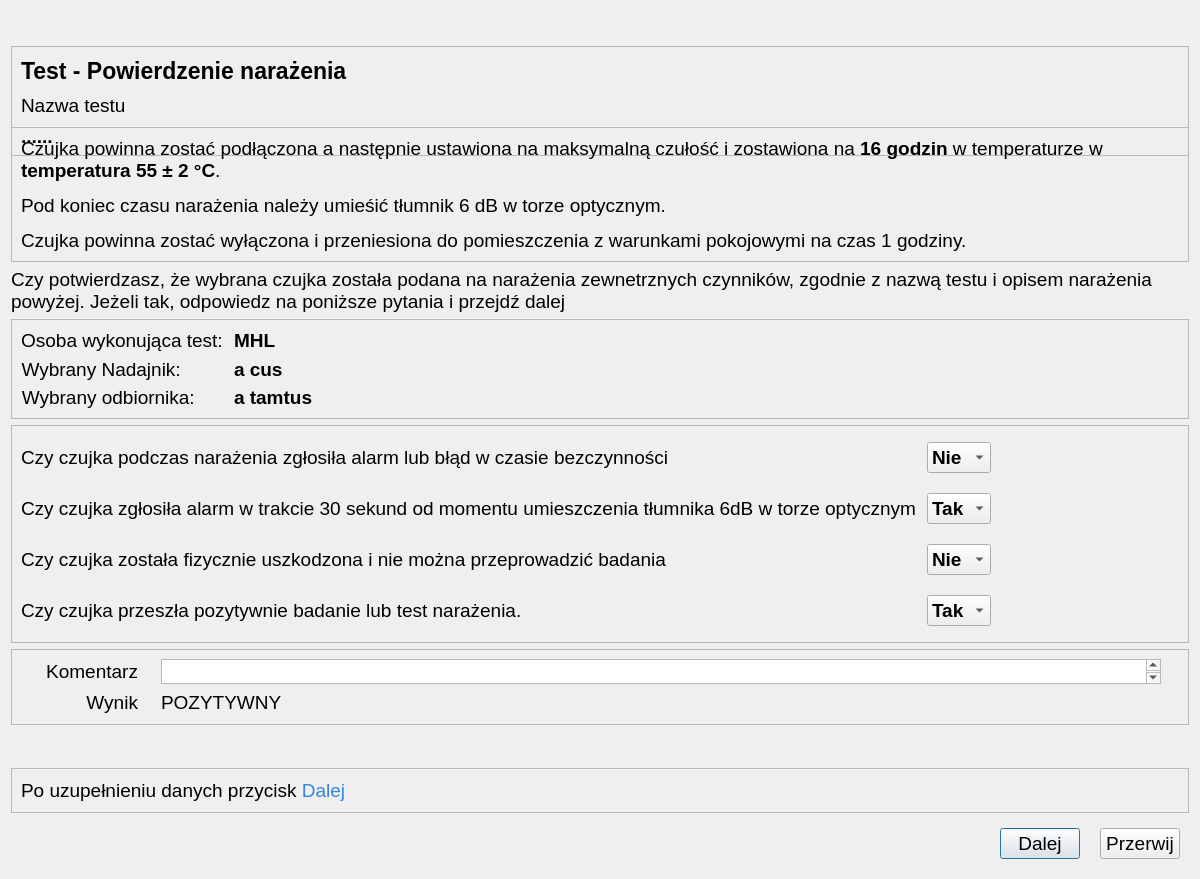
Qt form CzujkiLinioweApp/oknopotwierdzenienarazenia.ui (wiacekmarcin/CzujkiLiniowe) before a commit.
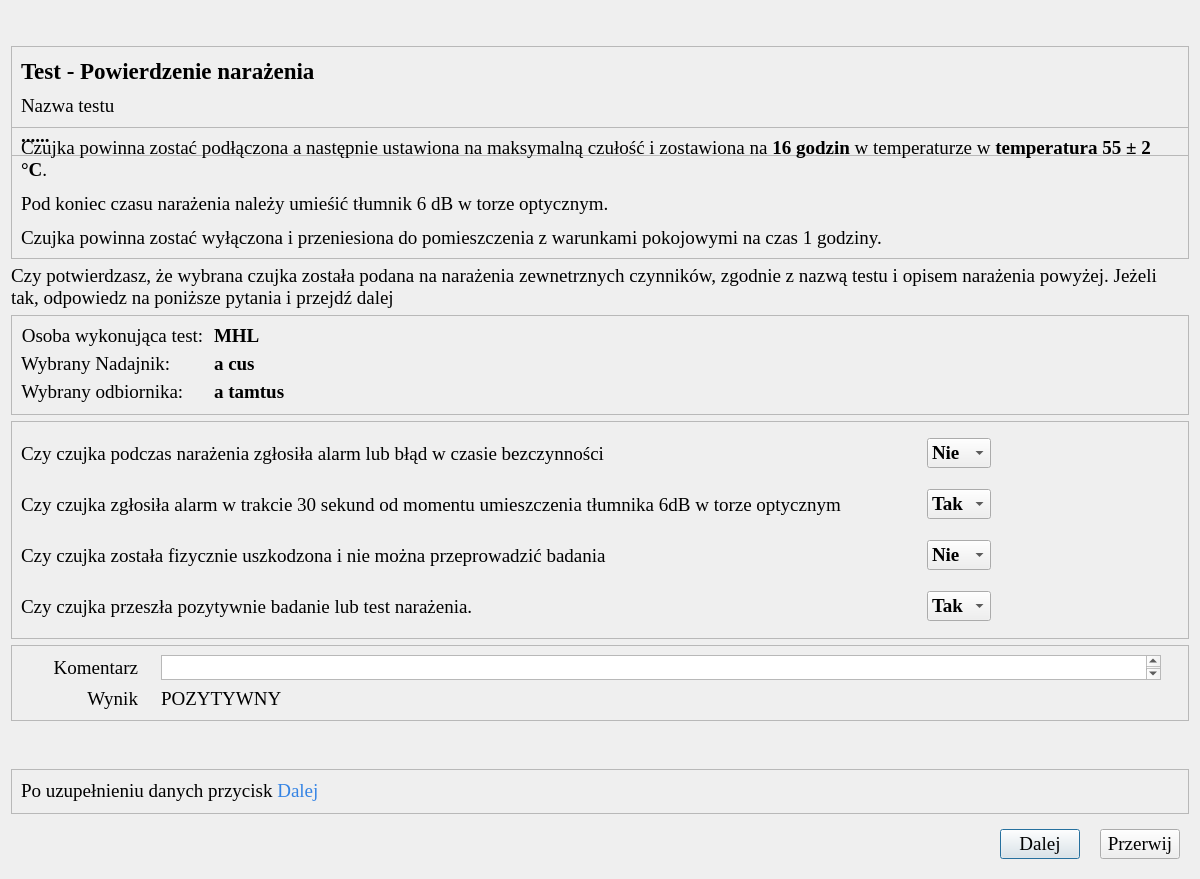
The same form after that commit. Icons and pictures are not drawn.

```diff
--- a/CzujkiLinioweApp/oknopotwierdzenienarazenia.ui
+++ b/CzujkiLinioweApp/oknopotwierdzenienarazenia.ui
@@ -24,7 +24,7 @@
   </property>
   <property name="font">
    <font>
-    <family>Arial</family>
+    <family>Times New Roman</family>
     <pointsize>14</pointsize>
    </font>
   </property>
@@ -63,7 +63,7 @@
         </property>
         <property name="font">
          <font>
-          <family>Arial</family>
+          <family>Times New Roman</family>
           <pointsize>17</pointsize>
           <bold>true</bold>
          </font>
@@ -77,7 +77,7 @@
        <widget class="QLabel" name="lTestName">
         <property name="font">
          <font>
-          <family>Arial</family>
+          <family>Times New Roman</family>
           <pointsize>14</pointsize>
          </font>
         </property>
@@ -105,7 +105,7 @@
         </property>
         <property name="font">
          <font>
-          <family>Arial</family>
+          <family>Times New Roman</family>
           <pointsize>14</pointsize>
           <bold>true</bold>
          </font>
@@ -131,7 +131,7 @@
        <widget class="QLabel" name="narazenie">
         <property name="font">
          <font>
-          <family>Arial</family>
+          <family>Times New Roman</family>
           <pointsize>12</pointsize>
          </font>
         </property>
@@ -150,7 +150,7 @@
     <widget class="QLabel" name="label_4">
      <property name="font">
       <font>
-       <family>Arial</family>
+       <family>Times New Roman</family>
        <pointsize>14</pointsize>
       </font>
      </property>
@@ -187,7 +187,7 @@
        <widget class="QLabel" name="lOsobaWykonujacaTest">
         <property name="font">
          <font>
-          <family>Arial</family>
+          <family>Times New Roman</family>
           <pointsize>14</pointsize>
          </font>
         </property>
@@ -203,7 +203,7 @@
        <widget class="QLabel" name="eTransmitter">
         <property name="font">
          <font>
-          <family>Arial</family>
+          <family>Times New Roman</family>
           <pointsize>14</pointsize>
          </font>
         </property>
@@ -219,7 +219,7 @@
        <widget class="QLabel" name="eReceiver">
         <property name="font">
          <font>
-          <family>Arial</family>
+          <family>Times New Roman</family>
           <pointsize>14</pointsize>
          </font>
         </property>
@@ -235,7 +235,7 @@
        <widget class="QLabel" name="osobaWykonujacaTest">
         <property name="font">
          <font>
-          <family>Arial</family>
+          <family>Times New Roman</family>
           <pointsize>14</pointsize>
           <bold>true</bold>
          </font>
@@ -249,7 +249,7 @@
        <widget class="QLabel" name="numerNadajnika">
         <property name="font">
          <font>
-          <family>Arial</family>
+          <family>Times New Roman</family>
           <pointsize>14</pointsize>
           <bold>true</bold>
          </font>
@@ -263,7 +263,7 @@
        <widget class="QLabel" name="numerReceiver">
         <property name="font">
          <font>
-          <family>Arial</family>
+          <family>Times New Roman</family>
           <pointsize>14</pointsize>
           <bold>true</bold>
          </font>
@@ -309,7 +309,7 @@
           </property>
           <property name="font">
            <font>
-            <family>Arial</family>
+            <family>Times New Roman</family>
             <pointsize>14</pointsize>
             <bold>true</bold>
            </font>
@@ -357,7 +357,7 @@
         </property>
         <property name="font">
          <font>
-          <family>Arial</family>
+          <family>Times New Roman</family>
           <pointsize>14</pointsize>
          </font>
         </property>
@@ -381,7 +381,7 @@
           </property>
           <property name="font">
            <font>
-            <family>Arial</family>
+            <family>Times New Roman</family>
             <pointsize>14</pointsize>
             <bold>true</bold>
            </font>
@@ -429,7 +429,7 @@
         </property>
         <property name="font">
          <font>
-          <family>Arial</family>
+          <family>Times New Roman</family>
           <pointsize>14</pointsize>
          </font>
         </property>
@@ -447,7 +447,7 @@
          <widget class="QComboBox" name="cbUszkodzenie">
           <property name="font">
            <font>
-            <family>Arial</family>
+            <family>Times New Roman</family>
             <pointsize>14</pointsize>
             <bold>true</bold>
            </font>
@@ -495,7 +495,7 @@
         </property>
         <property name="font">
          <font>
-          <family>Arial</family>
+          <family>Times New Roman</family>
           <pointsize>14</pointsize>
          </font>
         </property>
@@ -510,7 +510,7 @@
          <widget class="QComboBox" name="cbCzujkaOk">
           <property name="font">
            <font>
-            <family>Arial</family>
+            <family>Times New Roman</family>
             <pointsize>14</pointsize>
             <bold>true</bold>
            </font>
@@ -558,7 +558,7 @@
         </property>
         <property name="font">
          <font>
-          <family>Arial</family>
+          <family>Times New Roman</family>
           <pointsize>14</pointsize>
          </font>
         </property>
@@ -598,7 +598,7 @@
         </property>
         <property name="font">
          <font>
-          <family>Arial</family>
+          <family>Times New Roman</family>
           <pointsize>14</pointsize>
          </font>
         </property>
@@ -636,7 +636,7 @@
         </property>
         <property name="font">
          <font>
-          <family>Arial</family>
+          <family>Times New Roman</family>
           <pointsize>14</pointsize>
          </font>
         </property>
@@ -664,7 +664,7 @@
         </property>
         <property name="font">
          <font>
-          <family>Arial</family>
+          <family>Times New Roman</family>
           <pointsize>14</pointsize>
          </font>
         </property>
@@ -714,7 +714,7 @@
         </property>
         <property name="font">
          <font>
-          <family>Arial</family>
+          <family>Times New Roman</family>
           <pointsize>14</pointsize>
          </font>
         </property>
```
